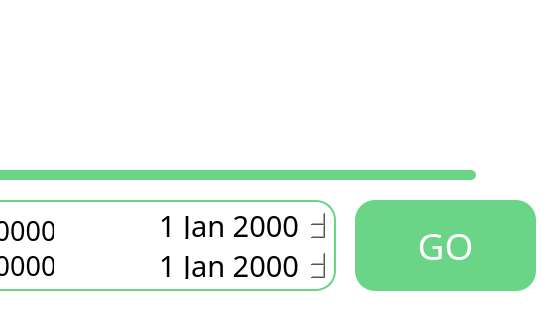
First picture: the form in uis/reports/Reports.ui, repository exorevan/Invoices-application--PyQT6-, before the edit; both pictures show x 405 to 960 and y 240 to 560 of the 960 by 560 pixel window.
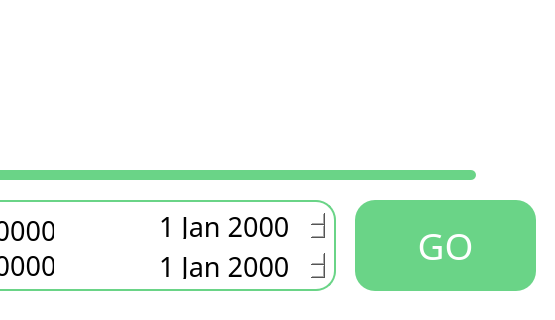
Second picture: the form after the edit. Icons and pictures are not drawn.

Patch:
```diff
--- a/uis/reports/Reports.ui
+++ b/uis/reports/Reports.ui
@@ -180,8 +180,8 @@
      </property>
      <property name="font">
       <font>
-       <family>Candara Light</family>
-       <pointsize>22</pointsize>
+       <family>Dubai Light</family>
+       <pointsize>20</pointsize>
       </font>
      </property>
      <property name="styleSheet">
@@ -255,8 +255,8 @@
      </property>
      <property name="font">
       <font>
-       <family>Candara Light</family>
-       <pointsize>22</pointsize>
+       <family>Dubai Light</family>
+       <pointsize>20</pointsize>
       </font>
      </property>
      <property name="styleSheet">
```
Left out of the diff: 6 changed lines with no effect on the pictures.
